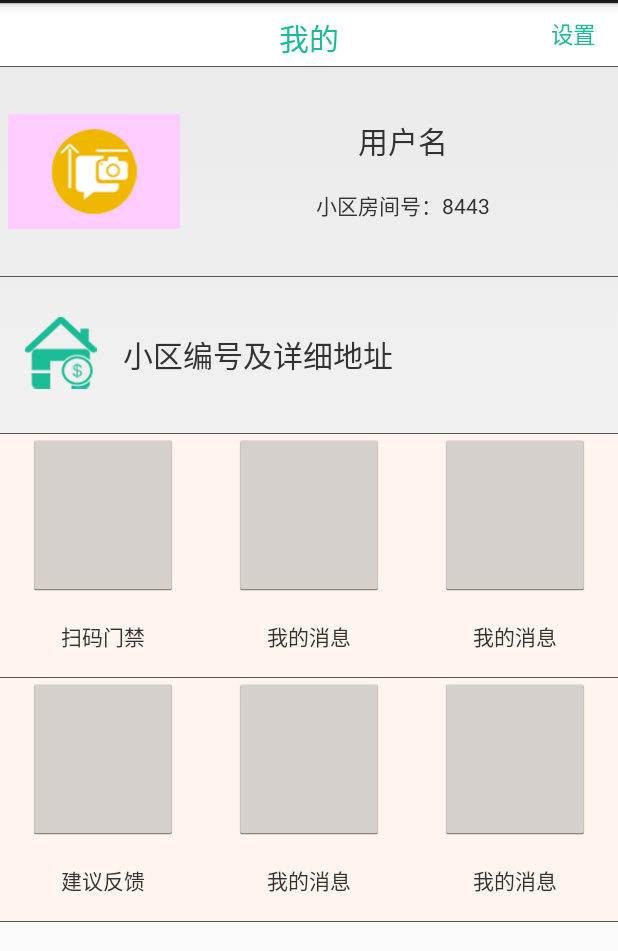
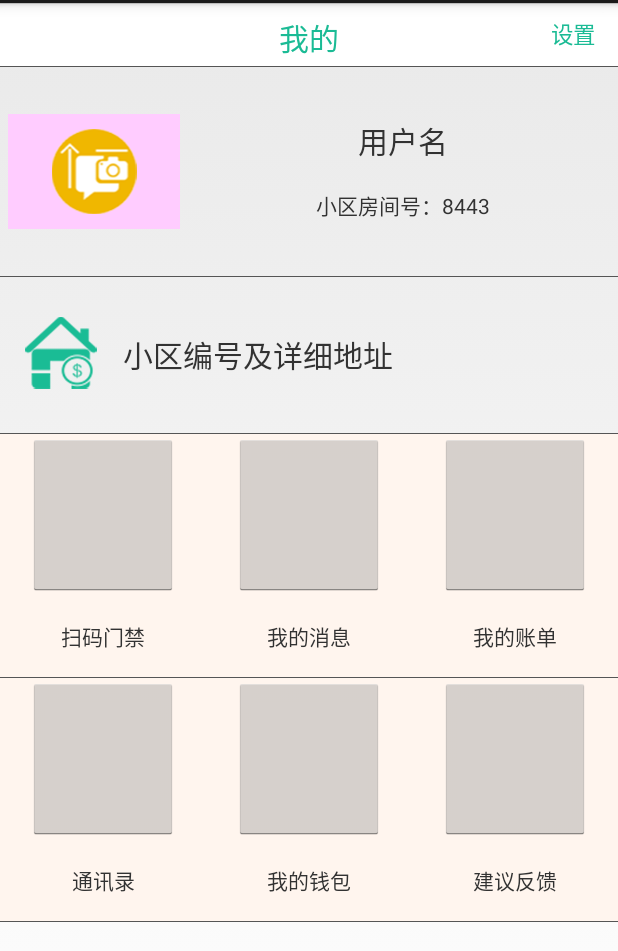
Before and after one commit to hubaoquan/zhihuiwuye, an Android app: the fragment MeFragment shown on its own in the app's theme, on a phone screen of 412 x 824 dp, the part 69-1020 px from its top. Run offline under Robolectric (Android 15) with nearby library versions, the phone set to English and light mode, and no system bars; 1 statement that could not run was skipped.

Commit message:
2016年9月24日16:51:22 更新

```diff
--- a/QR_control_door/src/main/res/layout/fg_me.xml
+++ b/QR_control_door/src/main/res/layout/fg_me.xml
@@ -156,7 +156,7 @@
                     android:layout_height="0dp"
                     android:layout_weight="1"
                     android:gravity="center"
-                    android:text="我的消息" />
+                    android:text="我的账单" />
             </LinearLayout>
         </LinearLayout>
 
@@ -189,7 +189,7 @@
                     android:layout_height="0dp"
                     android:layout_weight="1"
                     android:gravity="center"
-                    android:text="建议反馈" />
+                    android:text="通讯录" />
 
             </LinearLayout>
 
@@ -211,7 +211,7 @@
                     android:layout_height="0dp"
                     android:layout_weight="1"
                     android:gravity="center"
-                    android:text="我的消息" />
+                    android:text="我的钱包" />
             </LinearLayout>
 
             <LinearLayout
@@ -232,7 +232,7 @@
                     android:layout_height="0dp"
                     android:layout_weight="1"
                     android:gravity="center"
-                    android:text="我的消息" />
+                    android:text="建议反馈" />
             </LinearLayout>
         </LinearLayout>
 
```
